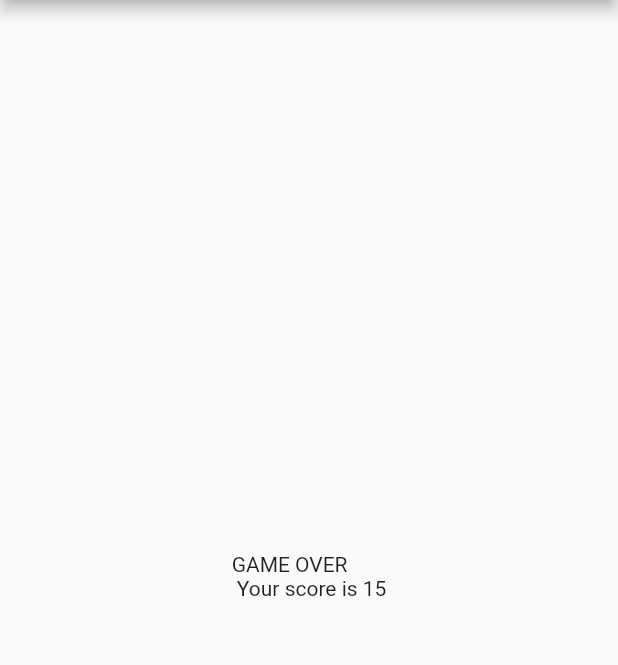
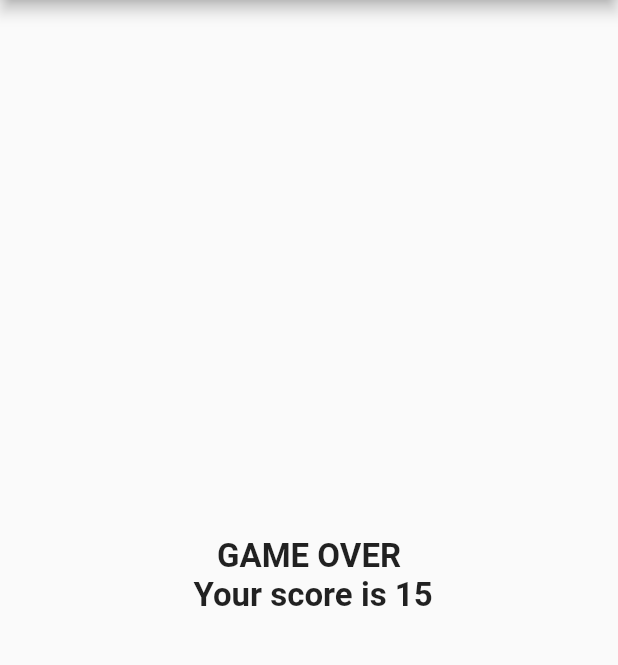
Before and after one commit to archangelmichael/UdemyFlutter, a Flutter app: the screen it shows after launch, after a tap on "YES", after a tap on "NO", after a tap on "MAYBE", on a phone screen of 412 x 824 dp, the part 84-749 px from its top. Run offline on Flutter 3.47's test engine with Material 2 defaults, Android fonts, the phone set to English and light mode, and no system bars.

Commit message:
Extract result widget

```diff
--- a/intro/lib/pages/question_page.dart
+++ b/intro/lib/pages/question_page.dart
@@ -1,6 +1,7 @@
 import 'package:flutter/material.dart';
 import 'package:intro/models/question.dart';
 import 'package:intro/pages/widgets/question_column.dart';
+import 'package:intro/pages/widgets/result_text.dart';
 
 class QuestionPage extends StatefulWidget {
   @override
@@ -43,9 +44,7 @@ class _QuestionPageState extends State<QuestionPage> {
       ),
       body: _hasModeQuestions
           ? QuestionColumn(selectedQuestion, _getNextQuestion)
-          : Center(
-              child: Text("GAME OVER \n Your score is $_totalScore"),
-            ),
+          : ResultText(_totalScore),
     );
   }
 }
--- /dev/null
+++ b/intro/lib/pages/widgets/result_text.dart
@@ -0,0 +1,21 @@
+import 'package:flutter/material.dart';
+
+class ResultText extends StatelessWidget {
+  final int _score;
+
+  ResultText(this._score);
+
+  @override
+  Widget build(BuildContext context) {
+    return Center(
+      child: Text(
+        "GAME OVER \n Your score is $_score",
+        textAlign: TextAlign.center,
+        style: TextStyle(
+          fontSize: 22,
+          fontWeight: FontWeight.bold,
+        ),
+      ),
+    );
+  }
+}
```
